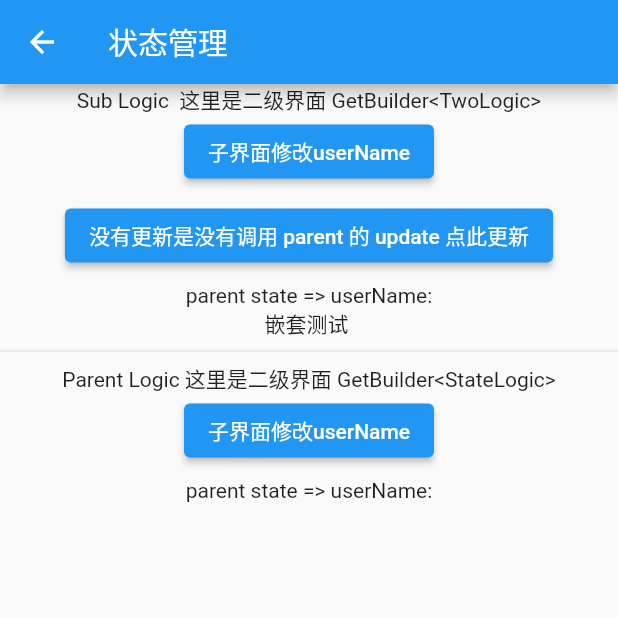
After one commit to ly01112020/flutter3_test, a Flutter app: the TwoPage screen opened by its route, on a phone screen of 412 x 824 dp, the top half of it. The commit adds this screen. Run offline on Flutter 3.47's test engine with Material 2 defaults, Android fonts, the phone set to English and light mode, and no system bars; our stand-ins replace get.

Commit message:
学习GetX 状态管理

```diff
--- a/lib/config/routes.dart
+++ b/lib/config/routes.dart
@@ -6,7 +6,12 @@ import 'package:flutter3_test/pages/router/router_binding.dart';
 import 'package:flutter3_test/pages/router/router_view.dart';
 import 'package:flutter3_test/pages/router/sub1/sub1_binding.dart';
 import 'package:flutter3_test/pages/router/sub1/sub1_view.dart';
+import 'package:flutter3_test/pages/state/state_binding.dart';
+import 'package:flutter3_test/pages/state/state_view.dart';
+import 'package:flutter3_test/pages/state/two/two_view.dart';
 import 'package:get/get.dart';
+
+import '../pages/state/two/two_binding.dart';
 // 定义路由
 class AppRoutes {
   static const String home = '/';
@@ -21,6 +26,11 @@ class AppRoutes {
   static const String sub1 = '/router/sub1';
   static const String sub1Name = '子路由1';
   static const String sub1Detail = '/router/sub1/:id';
+
+  static const String state = '/state';
+  static const String stateName = '状态管理';
+  static const String stateTwo = '/state/two';
+  static const String stateTwoName = '状态管理';
 }
 // 注册路由到 getx
 class AppPages {
@@ -54,6 +64,18 @@ class AppPages {
         page: () => Sub1Page(),
         title:AppRoutes.sub1Name,
         binding: Sub1Binding()
+    ),
+    GetPage(
+        name: AppRoutes.state,
+        page: () => StatePage(),
+        title:AppRoutes.stateName,
+        binding: StateBinding()
+    ),
+    GetPage(
+        name: AppRoutes.stateTwo,
+        page: () => TwoPage(),
+        title:AppRoutes.stateTwoName,
+        binding: TwoBinding()
     )
   ];
 }
--- a/lib/main.dart
+++ b/lib/main.dart
@@ -1,5 +1,6 @@
 import 'package:flutter/material.dart';
 import 'package:flutter3_test/config/routes.dart';
+import 'package:flutter3_test/middlewares/route.dart';
 import 'package:get/get.dart';
 
 void main() {
@@ -13,6 +14,7 @@ void main() {
       },
       child: child,
     ),
+    routingCallback:RouteMiddleWare.observer
   ));
 }
 void hideKeyboard(BuildContext context) {
--- /dev/null
+++ b/lib/pages/components/button.dart
@@ -0,0 +1,13 @@
+import 'package:flutter/material.dart';
+
+Widget LyButton(text, onClick) {
+  return Column(
+    children: [
+      ElevatedButton(
+          child: Text(text),
+          onPressed: onClick
+      ),
+      const SizedBox(height: 8.0),
+    ],
+  );
+}
--- a/lib/pages/home/home_state.dart
+++ b/lib/pages/home/home_state.dart
@@ -8,7 +8,8 @@ class HomeState {
     ///Initialize variables
     menuList=[
       ZtMenuItem(path: AppRoutes.router, name: AppRoutes.routerName),
-      ZtMenuItem(path: AppRoutes.login, name: AppRoutes.loginName)
+      ZtMenuItem(path: AppRoutes.state, name: AppRoutes.stateName),
+      ZtMenuItem(path: AppRoutes.login, name: AppRoutes.loginName),
     ];
   }
 }
--- /dev/null
+++ b/lib/pages/state/state_binding.dart
@@ -0,0 +1,11 @@
+import 'package:flutter3_test/pages/state/two/two_logic.dart';
+import 'package:get/get.dart';
+
+import 'state_logic.dart';
+
+class StateBinding extends Bindings {
+  @override
+  void dependencies() {
+    Get.lazyPut(() => StateLogic());
+  }
+}
--- /dev/null
+++ b/lib/pages/state/state_logic.dart
@@ -0,0 +1,22 @@
+import 'dart:math';
+
+import 'package:get/get.dart';
+import 'state_state.dart';
+
+class StateLogic extends GetxController {
+  final StateState state = StateState();
+
+  void updateList(){
+    state.userList.add(UserInfo(name: '张三',age: 18));
+  }
+
+  // 测试手动更新
+  void updateNumber(){
+    state.number++;
+    update();
+  }
+  void updateUserName({String? name}){
+    state.userName=name != null?name:'userName ${Random().nextInt(100)}';
+    update();
+  }
+}
--- /dev/null
+++ b/lib/pages/state/state_state.dart
@@ -0,0 +1,31 @@
+import 'package:get/get.dart';
+// https://github.com/jonataslaw/getx/blob/master/documentation/zh_CN/state_management.md
+class StateState {
+  // int count = 0;
+  // bool open = false;
+  // String name = '';
+  // 自动更新数据注意事项 1.使用 Getx 里面额数值类型并且值要.obs ，2.界面需要使用 Obx() 包裹
+  // 使用值需要 用 coutn.value 类似 react 的 ref.current
+  // .obs 申请为被观察者  Obx() 观察并更新
+  var count = 0.obs;
+  var open = false.obs;
+  var name = ''.obs;
+  // 不适用value
+  var userList = <UserInfo>[].obs;
+  var map = {}.obs;
+  List<int> list = [];
+  // Map<String, String>? map ={};
+
+  //手动更新的测试变量
+
+  int number=0;
+  String userName='';
+
+  StateState() { }
+}
+
+class UserInfo{
+  String? name;
+  int? age;
+  UserInfo({this.name,this.age});
+}
--- /dev/null
+++ b/lib/pages/state/state_view.dart
@@ -0,0 +1,95 @@
+import 'dart:math';
+
+import 'package:flutter/material.dart';
+import 'package:flutter3_test/config/routes.dart';
+import 'package:flutter3_test/pages/state/state_state.dart';
+import 'package:get/get.dart';
+import '../components/button.dart';
+
+import 'state_logic.dart';
+
+class StatePage extends StatelessWidget {
+  @override
+  Widget build(BuildContext context) {
+    final logic = Get.find<StateLogic>();
+    final state = Get
+        .find<StateLogic>()
+        .state;
+
+    return Scaffold(
+      appBar: AppBar(
+          title: const Text(AppRoutes.stateName)
+      ),
+      body: Flex(
+        direction: Axis.vertical,
+        mainAxisAlignment: MainAxisAlignment.start,
+        crossAxisAlignment: CrossAxisAlignment.start,
+        children: [
+          Text("自动更新状态 obs 的使用"),
+          LyButton('不在Obx里面的count:${state.count.value},值改变了但是界面未变化', () {
+            // obs 类型原始值值在使用 .value获取和使用 类似 react的 ref.current
+            state.count.value += 1;
+          }),
+          Divider(),
+          Obx(() =>
+              Column(
+                mainAxisAlignment: MainAxisAlignment.spaceBetween,
+                children: [
+                  LyButton('int 自动更新 ${state.count.value} ', () {
+                    // obs 类型原始值值在使用 .value获取和使用 类似 react的 ref.current
+                    state.count.value += 1;
+                  }),
+                  LyButton('string 自动更新 ${state.name.value} ', () {
+                    state.name.value = '我是名称${Random().nextInt(999)}';
+                  }),
+                  LyButton('map 自动更新 ${state.map.value} ', () {
+                    state.map.value =
+                    state.map.isEmpty ? {"name": "也算懂一点"} : {};
+                  }),
+                  LyButton('引用类型 自动更新 ${state.userList.map((element) => element
+                      .name)} ', () {
+                    state.userList.add(
+                        UserInfo(name: '名称${Random().nextInt(100)}', age: 18));
+                    // logic.updateList();
+                  }),
+                  // LyButton('状态管理,boolean 自动更新${state.open?'开':'关'} ',(){
+                  //   state.open = !state.open;
+                  // })
+                ],
+              )),
+          Divider(),
+          Text("手动更新 update() 需要在 GetBuilder 中,性能高，复杂界面使用这种方式"),
+          GetBuilder<StateLogic>(
+            assignId: true,
+            builder: (logic) {
+              return Column(
+                children: [
+                  LyButton('int 手动更新 ${state.number} ', () {
+                    logic.updateNumber();
+                  }),
+                  LyButton('String 手动更新 ${state.userName} ', () {
+                    logic.updateUserName();
+                  }),
+                  LyButton('在二级界面中点击更新 返回后看这里《${state.userName}》', () {
+                    Get.toNamed(AppRoutes.stateTwo);
+                  }),
+                ],
+              );
+            },
+          ),
+
+        ],
+      ),
+      floatingActionButton: FloatingActionButton(
+        child: Text('change'),
+        onPressed: () {
+          // 查找并更新
+          Get
+              .find<StateLogic>()
+              .state
+              .count++;
+        },
+      ),
+    );
+  }
+}
--- /dev/null
+++ b/lib/pages/state/two/two_binding.dart
@@ -0,0 +1,12 @@
+import 'package:flutter3_test/pages/state/state_logic.dart';
+import 'package:get/get.dart';
+
+import 'two_logic.dart';
+
+class TwoBinding extends Bindings {
+  @override
+  void dependencies() {
+    Get.lazyPut(() => TwoLogic());
+    Get.lazyPut(() => StateLogic());
+  }
+}
--- /dev/null
+++ b/lib/pages/state/two/two_logic.dart
@@ -0,0 +1,12 @@
+import 'package:flutter3_test/pages/state/state_state.dart';
+import 'package:get/get.dart';
+
+import 'two_state.dart';
+
+class TwoLogic extends GetxController {
+  final TwoState state = TwoState();
+
+  void updateName({String? name}){
+    update();
+  }
+}
--- /dev/null
+++ b/lib/pages/state/two/two_state.dart
@@ -0,0 +1,5 @@
+class TwoState {
+  TwoState() {
+    ///Initialize variables
+  }
+}
--- /dev/null
+++ b/lib/pages/state/two/two_view.dart
@@ -0,0 +1,73 @@
+import 'dart:math';
+
+import 'package:flutter/material.dart';
+import 'package:flutter3_test/config/routes.dart';
+import 'package:flutter3_test/pages/components/button.dart';
+import 'package:flutter3_test/pages/state/state_logic.dart';
+import 'package:get/get.dart';
+
+import 'two_logic.dart';
+
+class TwoPage extends StatelessWidget {
+  @override
+  Widget build(BuildContext context) {
+    final logic = Get.find<TwoLogic>();
+    final state = Get
+        .find<TwoLogic>()
+        .state;
+    final parentLogic = Get.find<StateLogic>();
+
+    return Scaffold(
+      appBar: AppBar(
+        title: Text(AppRoutes.stateTwoName),
+      ),
+      body: Column(
+        children: [
+          GetBuilder<TwoLogic>(
+            assignId: true,
+            builder: (logic) {
+              return Column(
+                children: [
+                  const Text('Sub Logic  这里是二级界面 GetBuilder<TwoLogic>'),
+                  LyButton('子界面修改userName', () {
+                    // 这个至更新里 parent 的值，这个界面并没有更新因为这个 GetBuilder 是 受TwoLogic 影响
+                    parentLogic.updateUserName(name:'界面修改userName ${Random().nextInt(100)}');
+                    // 所以这里要自身更新一下
+                    // logic.update();
+                  }),
+                  LyButton('没有更新是没有调用 parent 的 update 点此更新', () {
+                    // 所以这里要自身更新一下
+                    logic.update();
+                  }),
+                  Text('parent state => userName:${parentLogic.state.userName}'),
+                  GetBuilder<StateLogic>(
+                    assignId: true,
+                    builder: (logic) {
+                      return Text('嵌套测试 ${parentLogic.state.userName}');
+                    },
+                  ),
+                ],
+              );
+            },
+          ),
+          const Divider(),
+          GetBuilder<StateLogic>(
+            assignId: true,
+            builder: (logic) {
+              return Column(
+                children: [
+                  const Text('Parent Logic 这里是二级界面 GetBuilder<StateLogic>'),
+                  LyButton('子界面修改userName', () {
+                    // 看上 使用的是 GetBuilder<StateLogic>
+                    parentLogic.updateUserName(name:'界面修改userName ${Random().nextInt(100)}');
+                  }),
+                  Text('parent state => userName:${parentLogic.state.userName}'),
+                ],
+              );
+            },
+          ),
+        ],
+      )
+    );
+  }
+}
```
Also changed, not shown: lib/middlewares/route.dart (added, +9 -0 lines), lib/pages/router/router_view.dart (+19 -13 lines), 1 other file.
